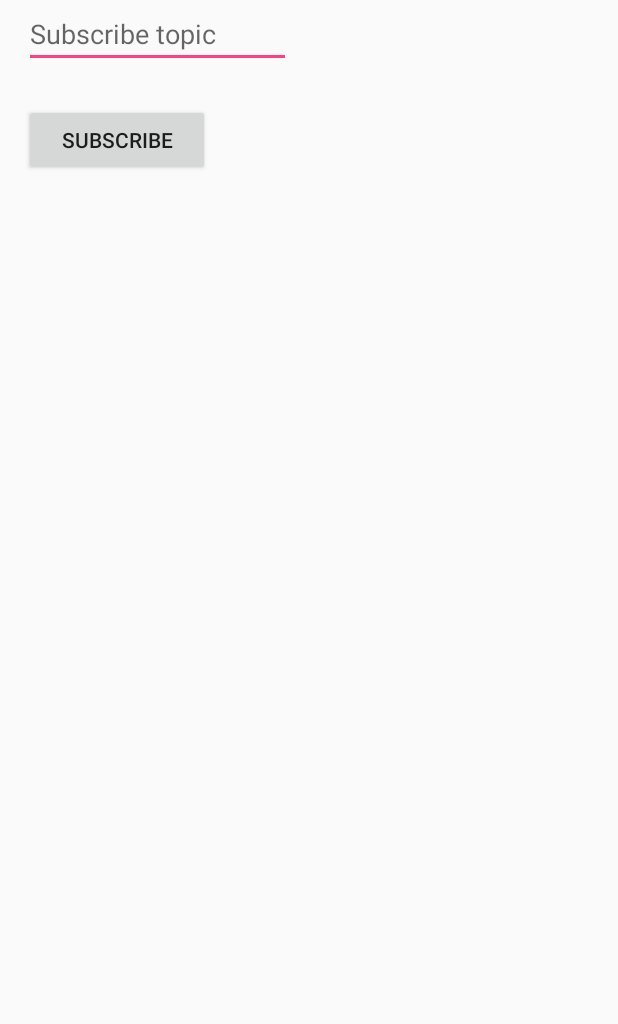
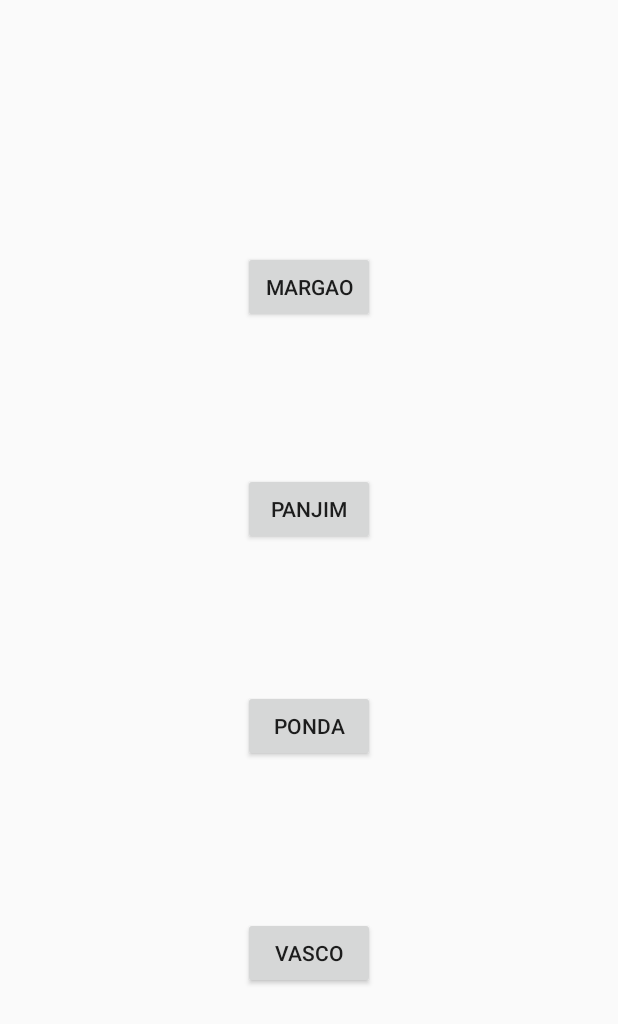
Before and after one commit to heloise-viegas/Mqtt123, an Android app: the layout activity_main.xml on its own in the app's theme, with its tools: preview values and no code run, on a phone screen of 412 x 824 dp. Shown: the top 1024 px of the screen. Run offline under Robolectric (Android 15) with nearby library versions, the phone set to English and light mode, and no system bars.

Commit message:
Got button and current location done

```diff
--- a/app/src/main/res/layout/activity_main.xml
+++ b/app/src/main/res/layout/activity_main.xml
@@ -6,30 +6,64 @@
     android:layout_height="match_parent"
     tools:context="com.example.heloise.mqtt123.MainActivity">
 
-    <EditText
-        android:id="@+id/subscribeTopic"
-        android:layout_width="178dp"
-        android:layout_height="wrap_content"
-        android:layout_marginLeft="16dp"
-        android:layout_marginTop="24dp"
-        android:ems="10"
-        android:hint="Subscribe topic"
-        android:inputType="textPersonName"
-        app:layout_constraintLeft_toLeftOf="parent"
-        />
 
     <Button
-        android:id="@+id/subscribe"
-        android:layout_width="124dp"
-        android:layout_height="48dp"
-        android:layout_marginLeft="0dp"
-        android:layout_marginRight="8dp"
-        android:layout_marginTop="24dp"
-        android:text="Subscribe"
-        app:layout_constraintHorizontal_bias="0.0"
-        app:layout_constraintLeft_toLeftOf="@+id/subscribeTopic"
-        app:layout_constraintRight_toRightOf="@+id/subscribeTopic"
-        app:layout_constraintTop_toBottomOf="@+id/subscribeTopic" />
+        android:id="@+id/vasco_button"
+        android:layout_width="wrap_content"
+        android:layout_height="wrap_content"
+        android:layout_marginBottom="8dp"
+        android:layout_marginEnd="8dp"
+        android:layout_marginStart="8dp"
+        android:layout_marginTop="8dp"
+        android:text="Vasco"
+        app:layout_constraintBottom_toBottomOf="parent"
+        app:layout_constraintEnd_toEndOf="parent"
+        app:layout_constraintStart_toStartOf="parent"
+        app:layout_constraintTop_toTopOf="parent"
+        app:layout_constraintVertical_bias="0.794" />
 
+    <Button
+        android:id="@+id/ponda_button"
+        android:layout_width="wrap_content"
+        android:layout_height="wrap_content"
+        android:layout_marginBottom="8dp"
+        android:layout_marginEnd="8dp"
+        android:layout_marginStart="8dp"
+        android:layout_marginTop="8dp"
+        android:text="Ponda"
+        app:layout_constraintBottom_toBottomOf="parent"
+        app:layout_constraintEnd_toEndOf="parent"
+        app:layout_constraintStart_toStartOf="parent"
+        app:layout_constraintTop_toTopOf="parent"
+        app:layout_constraintVertical_bias="0.595" />
 
+    <Button
+        android:id="@+id/panjim_button"
+        android:layout_width="wrap_content"
+        android:layout_height="wrap_content"
+        android:layout_marginBottom="8dp"
+        android:layout_marginEnd="8dp"
+        android:layout_marginStart="8dp"
+        android:layout_marginTop="8dp"
+        android:text="Panjim"
+        app:layout_constraintBottom_toBottomOf="parent"
+        app:layout_constraintEnd_toEndOf="parent"
+        app:layout_constraintStart_toStartOf="parent"
+        app:layout_constraintTop_toTopOf="parent"
+        app:layout_constraintVertical_bias="0.404" />
+
+    <Button
+        android:id="@+id/margao_button"
+        android:layout_width="wrap_content"
+        android:layout_height="wrap_content"
+        android:layout_marginBottom="8dp"
+        android:layout_marginEnd="8dp"
+        android:layout_marginStart="8dp"
+        android:layout_marginTop="8dp"
+        android:text="Margao"
+        app:layout_constraintBottom_toBottomOf="parent"
+        app:layout_constraintEnd_toEndOf="parent"
+        app:layout_constraintStart_toStartOf="parent"
+        app:layout_constraintTop_toTopOf="parent"
+        app:layout_constraintVertical_bias="0.21" />
 </android.support.constraint.ConstraintLayout>
--- a/build.gradle
+++ b/build.gradle
@@ -7,7 +7,7 @@ buildscript {
         jcenter()
     }
     dependencies {
-        classpath 'com.android.tools.build:gradle:3.0.1'
+        classpath 'com.android.tools.build:gradle:3.1.0'
 
 
         // NOTE: Do not place your application dependencies here; they belong
```
Also changed, not shown: app/src/main/java/com/example/heloise/mqtt123/MainActivity.java (+73 -71 lines), app/src/main/java/com/example/heloise/mqtt123/MapsActivity.java (+51 -30 lines), app/src/main/java/com/example/heloise/mqtt123/PahoMqttClient.java (+7 -2 lines), gradle/wrapper/gradle-wrapper.properties.
